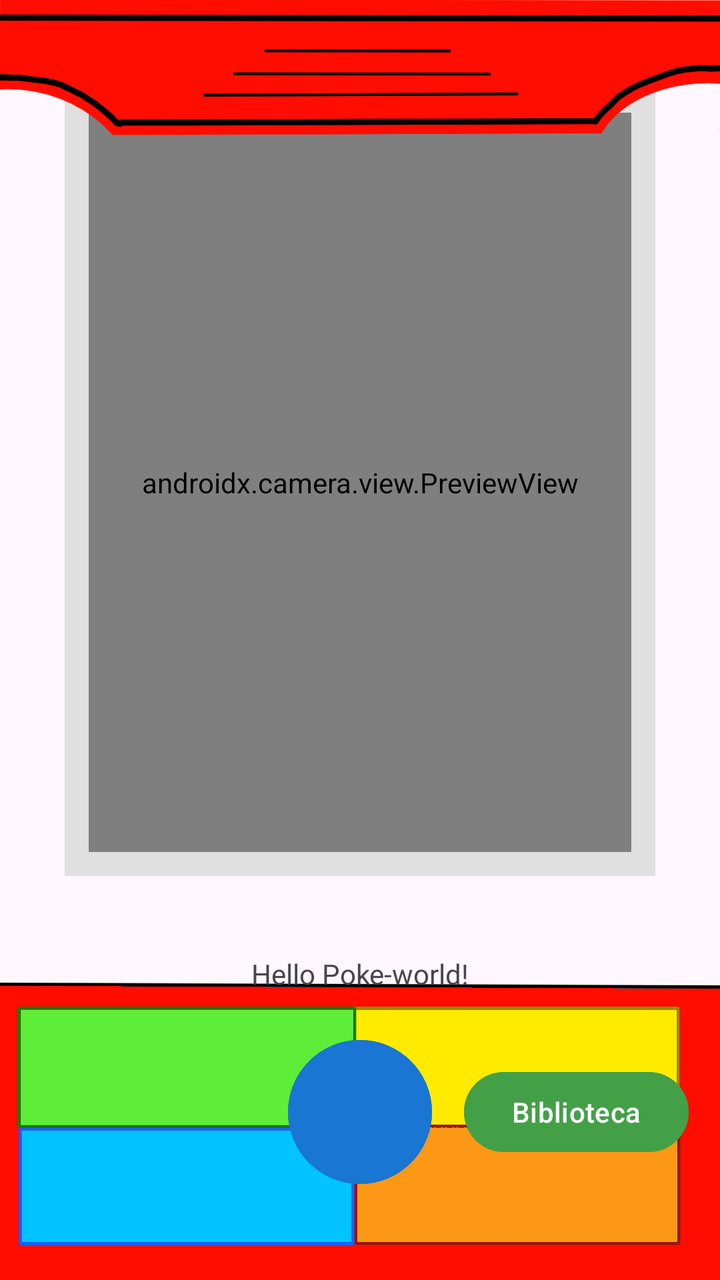
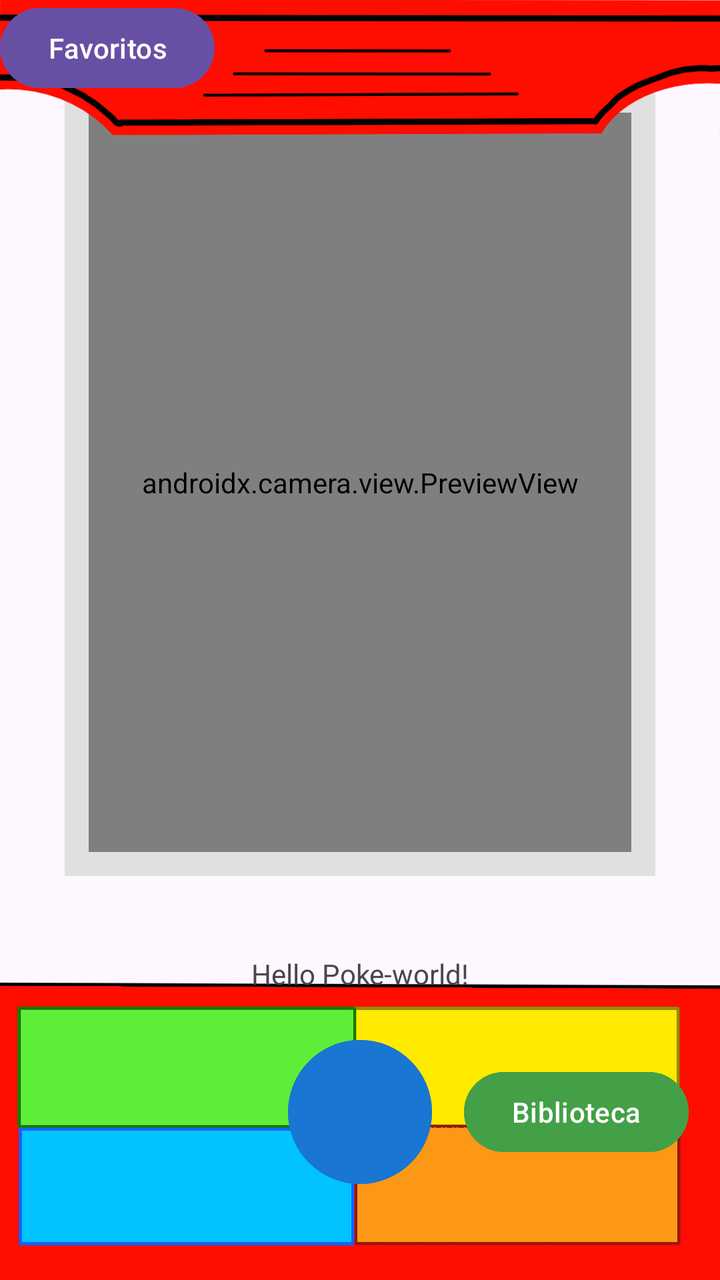

Screens rendered from an Android XML layout before and after an edit, with the pre-edit source and the edit as a unified diff.
<!-- AndroidManifest.xml: application theme Theme.ScanDex -->
<!-- res/layout/activity_main.xml -->
<?xml version="1.0" encoding="utf-8"?>

<androidx.constraintlayout.widget.ConstraintLayout xmlns:android="http://schemas.android.com/apk/res/android"
    xmlns:app="http://schemas.android.com/apk/res-auto"
    xmlns:tools="http://schemas.android.com/tools"
    android:id="@+id/main"
    android:layout_width="match_parent"
    android:layout_height="match_parent"
    tools:context=".MainActivity">

    
    <ImageView
        android:id="@+id/imageView9"
        android:layout_width="0dp"
        android:layout_height="0dp"
        android:contentDescription="@null"
        android:scaleType="fitXY"
        app:srcCompat="@drawable/centro"
        app:layout_constraintBottom_toBottomOf="parent"
        app:layout_constraintEnd_toEndOf="parent"
        app:layout_constraintStart_toStartOf="parent"
        app:layout_constraintTop_toTopOf="parent" />

    

    <FrameLayout
        android:id="@+id/cameraFrame"
        android:layout_width="0dp"
        android:layout_height="0dp"
        android:layout_marginStart="24dp"
        android:layout_marginEnd="24dp"
        android:background="#E0E0E0"
        android:padding="12dp"
        app:layout_constraintBottom_toBottomOf="parent"
        app:layout_constraintDimensionRatio="3:4"
        app:layout_constraintEnd_toEndOf="parent"
        app:layout_constraintStart_toStartOf="parent"
        app:layout_constraintTop_toTopOf="parent"
        app:layout_constraintVertical_bias="0.18"
        app:layout_constraintWidth_percent="0.82">

        <androidx.camera.view.PreviewView
            android:id="@+id/cameraPreview"
            android:layout_width="match_parent"
            android:layout_height="match_parent"
            android:background="#000000"
            app:scaleType="fillCenter" />
    </FrameLayout>

    <ImageView
        android:id="@+id/imageView"
        android:layout_width="0dp"
        android:layout_height="0dp"
        android:contentDescription="@null"
        android:scaleType="fitXY"
        app:srcCompat="@drawable/arriba_enfrente"
        app:layout_constraintBottom_toBottomOf="parent"
        app:layout_constraintEnd_toEndOf="parent"
        app:layout_constraintStart_toStartOf="parent"
        app:layout_constraintTop_toTopOf="parent" />
    <ImageView
        android:id="@+id/imageView2"
        android:layout_width="0dp"
        android:layout_height="0dp"
        android:contentDescription="@null"
        android:scaleType="fitXY"
        app:srcCompat="@drawable/abajo_atras"
        app:layout_constraintBottom_toBottomOf="parent"
        app:layout_constraintEnd_toEndOf="parent"
        app:layout_constraintStart_toStartOf="parent"
        app:layout_constraintTop_toTopOf="parent" />
    <ImageView
        android:id="@+id/imageView5"
        android:layout_width="0dp"
        android:layout_height="0dp"
        android:contentDescription="@null"
        android:scaleType="fitXY"
        app:srcCompat="@drawable/arriba_derecha"
        app:layout_constraintBottom_toBottomOf="parent"
        app:layout_constraintEnd_toEndOf="parent"
        app:layout_constraintStart_toStartOf="parent"
        app:layout_constraintTop_toTopOf="parent" />
    <ImageView
        android:id="@+id/imageView6"
        android:layout_width="0dp"
        android:layout_height="0dp"
        android:contentDescription="@null"
        android:scaleType="fitXY"
        app:srcCompat="@drawable/abajo_derecha"
        app:layout_constraintBottom_toBottomOf="parent"
        app:layout_constraintEnd_toEndOf="parent"
        app:layout_constraintStart_toStartOf="parent"
        app:layout_constraintTop_toTopOf="parent" />
    <ImageView
        android:id="@+id/imageView7"
        android:layout_width="0dp"
        android:layout_height="0dp"
        android:contentDescription="@null"
        android:scaleType="fitXY"
        app:srcCompat="@drawable/abajo_izquierda"
        app:layout_constraintBottom_toBottomOf="parent"
        app:layout_constraintEnd_toEndOf="parent"
        app:layout_constraintStart_toStartOf="parent"
        app:layout_constraintTop_toTopOf="parent" />
    <ImageView
        android:id="@+id/imageView8"
        android:layout_width="0dp"
        android:layout_height="0dp"
        android:contentDescription="@null"
        android:scaleType="fitXY"
        app:srcCompat="@drawable/arriba_izquierda"
        app:layout_constraintBottom_toBottomOf="parent"
        app:layout_constraintEnd_toEndOf="parent"
        app:layout_constraintStart_toStartOf="parent"
        app:layout_constraintTop_toTopOf="parent" />

    <TextView
        android:id="@+id/tvTitle"
        android:layout_width="wrap_content"
        android:layout_height="wrap_content"
        android:layout_marginTop="16dp"
        android:text="@string/hello_poke_world"
        app:layout_constraintBottom_toTopOf="@+id/btnCapture"
        app:layout_constraintEnd_toEndOf="parent"
        app:layout_constraintStart_toStartOf="parent"
        app:layout_constraintTop_toBottomOf="@+id/cameraFrame" />

    
    <Button
        android:id="@+id/btnCapture"
        android:layout_width="72dp"
        android:layout_height="72dp"
        android:layout_marginBottom="48dp"
        android:backgroundTint="#1976D2"
        android:contentDescription="@string/take_picture"
        android:insetTop="0dp"
        android:insetBottom="0dp"
        app:cornerRadius="36dp"
        app:layout_constraintBottom_toBottomOf="parent"
        app:layout_constraintEnd_toEndOf="parent"
        app:layout_constraintStart_toStartOf="parent" />

    
    <Button
        android:id="@+id/btnLibrary"
        android:layout_width="wrap_content"
        android:layout_height="48dp"
        android:backgroundTint="#43A047"
        android:text="@string/open_library"
        android:textColor="#FFFFFF"
        app:cornerRadius="24dp"
        app:layout_constraintBottom_toBottomOf="@+id/btnCapture"
        app:layout_constraintEnd_toEndOf="parent"
        app:layout_constraintStart_toEndOf="@+id/btnCapture"
        app:layout_constraintTop_toTopOf="@+id/btnCapture" />

</androidx.constraintlayout.widget.ConstraintLayout>
<!-- resources referenced by this layout -->
<resources>
  <!-- drawable abajo_atras: png bitmap (drawable, 10442 bytes) -->
  <!-- drawable abajo_derecha: png bitmap (drawable, 11169 bytes) -->
  <!-- drawable abajo_izquierda: png bitmap (drawable, 9600 bytes) -->
  <!-- drawable arriba_derecha: png bitmap (drawable, 9597 bytes) -->
  <!-- drawable arriba_enfrente: png bitmap (drawable, 23243 bytes) -->
  <!-- drawable arriba_izquierda: png bitmap (drawable, 9913 bytes) -->
  <!-- drawable centro: png bitmap (drawable, 45080 bytes) -->
  <string name="hello_poke_world">Hello Poke-world!</string>
  <string name="open_library">Biblioteca</string>
  <string name="take_picture">Tomar foto</string>
  <style name="Theme.ScanDex" parent="Base.Theme.ScanDex" />
  <style name="Base.Theme.ScanDex" parent="Theme.Material3.DayNight.NoActionBar">
          
          
      </style>
</resources>

<!-- the commit's change to res/layout/activity_main.xml (unified diff, before → after) -->
@@ -154,4 +154,12 @@
         app:layout_constraintStart_toEndOf="@+id/btnCapture"
         app:layout_constraintTop_toTopOf="@+id/btnCapture" />
 
+    <Button
+        android:id="@+id/button3"
+        android:layout_width="wrap_content"
+        android:layout_height="wrap_content"
+        android:text="Favoritos"
+        tools:layout_editor_absoluteX="56dp"
+        tools:layout_editor_absoluteY="715dp" />
+
 </androidx.constraintlayout.widget.ConstraintLayout>
